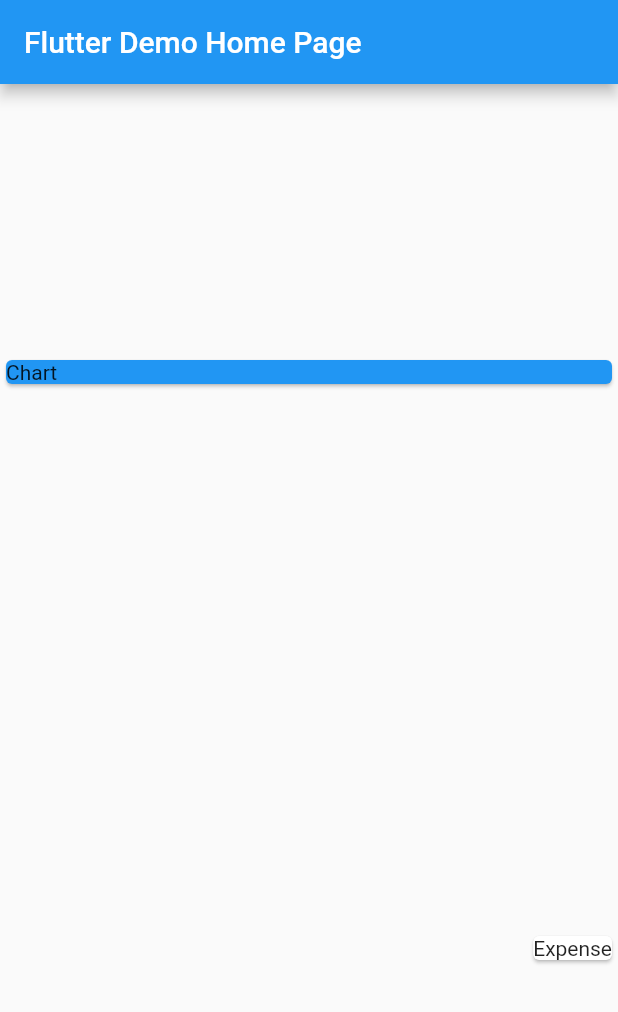
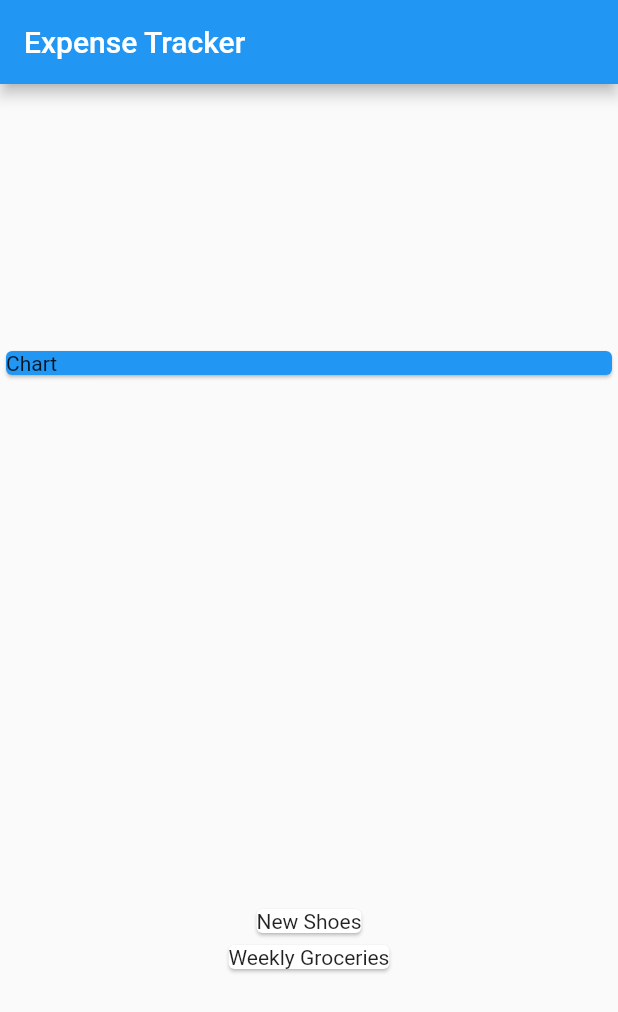
Before and after one commit to notsarthak/expense-tracker-app, a Flutter app: the screen it shows after launch, on a phone screen of 412 x 824 dp. Shown: the top 1012 px of the screen. Run offline on Flutter 3.47's test engine with Material 2 defaults, Android fonts, the phone set to English and light mode, and no system bars.

Commit message:
Created class for transactions and rendered titles of transactions in cards

```diff
--- a/lib/main.dart
+++ b/lib/main.dart
@@ -1,4 +1,6 @@
 import 'package:flutter/material.dart';
+
+import "./transaction.dart";
 
 void main() {
   runApp(MyApp());
@@ -12,37 +14,34 @@ class MyApp extends StatelessWidget {
       theme: ThemeData(
         primarySwatch: Colors.blue,
       ),
-      home: MyHomePage(title: 'Flutter Demo Home Page'),
+      home: MyHomePage(),
     );
   }
 }
 
-class MyHomePage extends StatefulWidget {
-  MyHomePage({Key key, this.title}) : super(key: key);
-  final String title;
-
-  @override
-  _MyHomePageState createState() => _MyHomePageState();
-}
-
-class _MyHomePageState extends State<MyHomePage> {
-  int _counter = 0;
-
-  void _incrementCounter() {
-    setState(() {
-      _counter++;
-    });
-  }
-
+class MyHomePage extends StatelessWidget {
+  final List<Transaction> transactions = [
+    Transaction(
+      id: "t1",
+      title: "New Shoes",
+      amount: 69.99,
+      date: DateTime.now(),
+    ),
+    Transaction(
+      id: "t2",
+      title: "Weekly Groceries",
+      amount: 16.53,
+      date: DateTime.now(),
+    ),
+  ];
   @override
   Widget build(BuildContext context) {
     return Scaffold(
       appBar: AppBar(
-        title: Text(widget.title),
+        title: Text("Expense Tracker"),
       ),
       body: Column(
           mainAxisAlignment: MainAxisAlignment.spaceAround,
-          crossAxisAlignment: CrossAxisAlignment.end,
           children: <Widget>[
             Container(
               width: double.infinity,
@@ -51,9 +50,13 @@ class _MyHomePageState extends State<MyHomePage> {
                 child: Text("Chart"),
               ),
             ),
-            Card(
-              child: Text("Expense"),
-            ),
+            Column(children: <Widget>[
+              ...transactions.map((tx) {
+                return Card(
+                  child: Text(tx.title),
+                );
+              }).toList()
+            ]),
           ]),
     );
   }
--- /dev/null
+++ b/lib/transaction.dart
@@ -0,0 +1,14 @@
+import "package:flutter/foundation.dart";
+
+class Transaction {
+  String id;
+  String title;
+  double amount;
+  DateTime date;
+
+  Transaction(
+      {@required this.id,
+      @required this.title,
+      @required this.amount,
+      @required this.date});
+}
```
